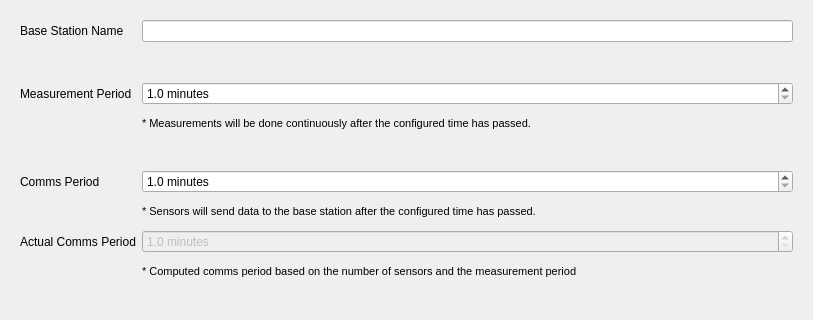
Qt form manager/src/ConfigWidget.ui (porkmarks/sense) before a commit; both pictures show x 0 to 813 and y 0 to 320 of the 813 by 767 pixel window.
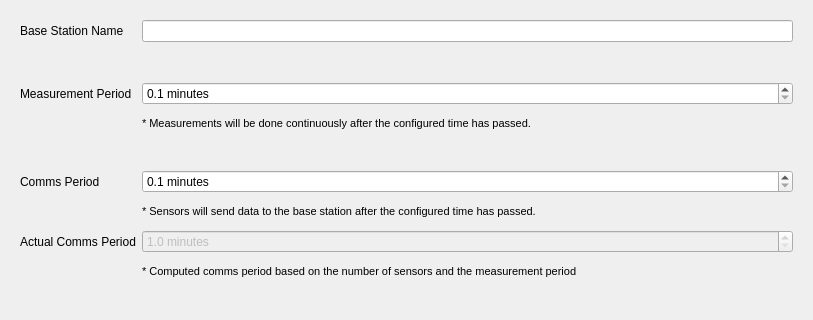
The same form after that commit. Icons and pictures are not drawn.

The edit to the form file:
```diff
--- a/manager/src/ConfigWidget.ui
+++ b/manager/src/ConfigWidget.ui
@@ -62,7 +62,7 @@
          <number>1</number>
         </property>
         <property name="minimum">
-         <double>1.000000000000000</double>
+         <double>0.100000000000000</double>
         </property>
        </widget>
       </item>
@@ -110,7 +110,7 @@
          <number>1</number>
         </property>
         <property name="minimum">
-         <double>1.000000000000000</double>
+         <double>0.100000000000000</double>
         </property>
        </widget>
       </item>
```
